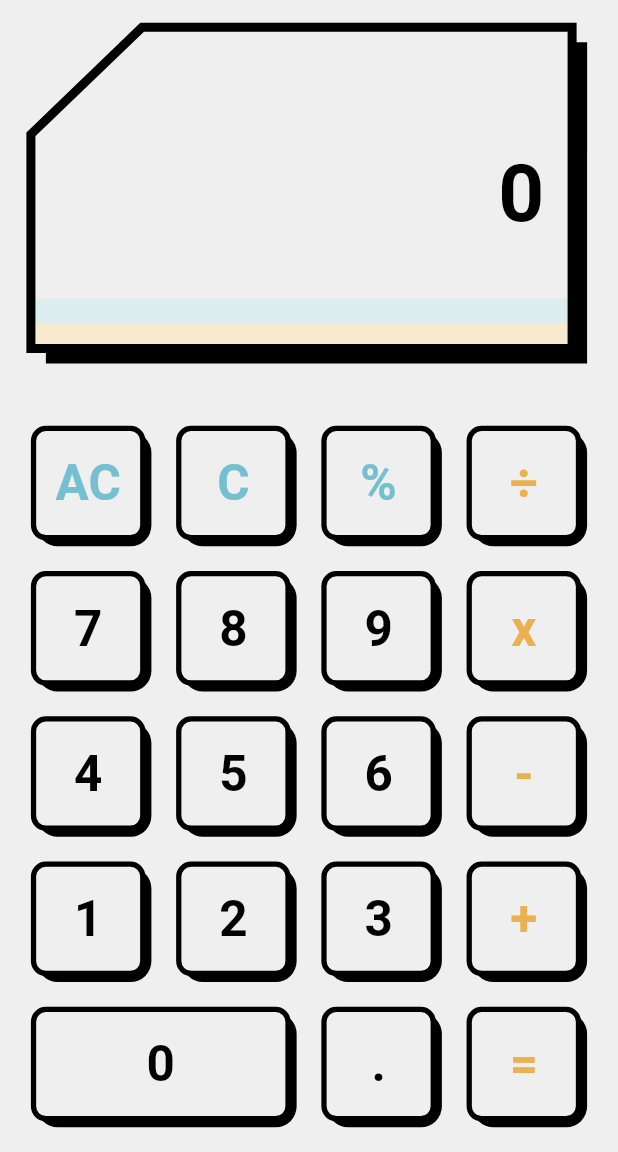
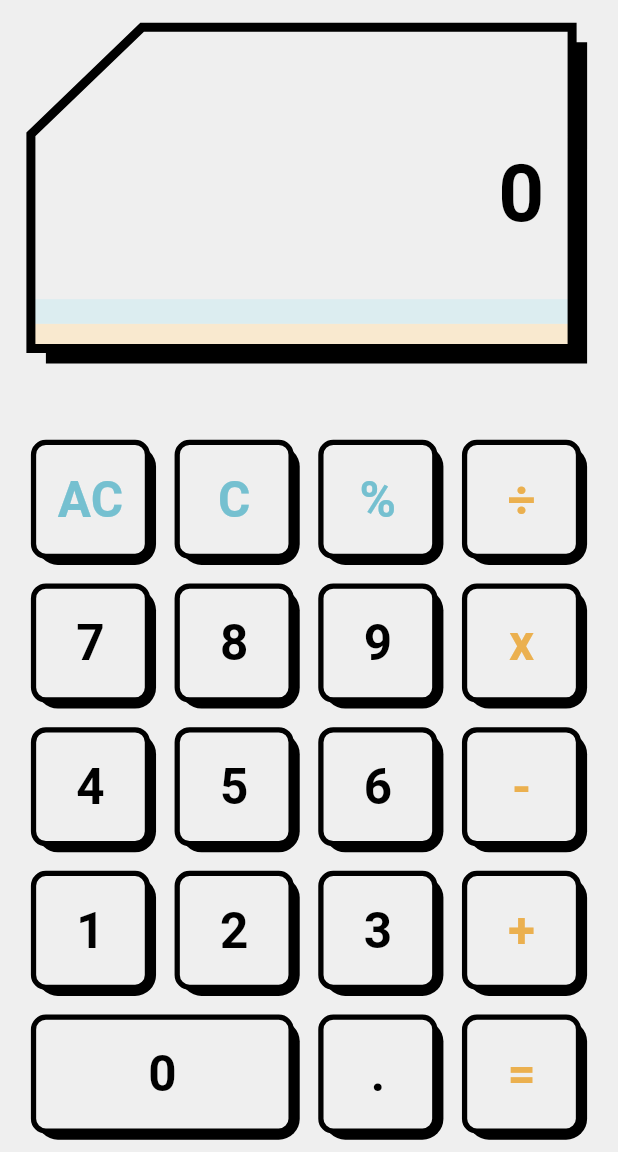
Before and after one commit to recepsenoglu/flutter_calculator, a Flutter app: the screen it shows after launch, on a phone screen of 412 x 824 dp, the part 84-1236 px from its top. Run offline on Flutter 3.47's test engine with Material 3 defaults, Android fonts, the phone set to English and light mode, and no system bars; our stand-ins replace google_fonts, shared_preferences; Roboto replaces fonts that are missing (Michroma).

Commit message:
keypad buttons sizes fixed

```diff
--- a/lib/product/widgets/calculator_button.dart
+++ b/lib/product/widgets/calculator_button.dart
@@ -44,8 +44,6 @@ class _CalculatorButtonState extends State<CalculatorButton> {
       onTapDown: (details) => updateIsPressing(true),
       onTapUp: (details) => updateIsPressing(false),
       onTapCancel: () => updateIsPressing(false),
-      child: AspectRatio(
-        aspectRatio: 1,
       child: Stack(children: [
         Container(
           margin: const EdgeInsets.only(top: 4, left: 4),
@@ -73,7 +71,6 @@ class _CalculatorButtonState extends State<CalculatorButton> {
           ),
         ),
       ]),
-      ),
     );
   }
 }
--- a/lib/product/widgets/calculator_keypad.dart
+++ b/lib/product/widgets/calculator_keypad.dart
@@ -11,25 +11,44 @@ class CalculatorKeypad extends StatelessWidget {
   @override
   Widget build(BuildContext context) {
     AppSizes.init(context);
-    double spacings = AppSizes.getHeight(0.02);
-    if (AppSizes.isBigAspectRatio) spacings = AppSizes.getHeight(0.005);
+    double mainAxisCellCount = 1;
+    double mainAxisSpacing = AppSizes.getHeight(0.015);
+    double crossAxisSpacing = mainAxisSpacing;
 
-    return Padding(
-      padding: AppSizes.getHorizontalPadding(0.05).copyWith(
-          bottom: AppSizes.isBigAspectRatio ? 10 : AppSizes.getHeight(0.02)),
-      child: SizedBox(
+    double maxWidth = AppSizes.getWidth(0.95);
+    double maxHeight = AppSizes.getHeight(0.61);
+    int columns = 4;
+    int rows = 5;
+
+    double gridWidth = maxWidth - (crossAxisSpacing * (columns - 1));
+    double buttonHeight = gridWidth / columns;
+    double keypadHeight = buttonHeight * 5 + (mainAxisSpacing * 4);
+
+    if (keypadHeight > maxHeight) {
+      double mainAxisSpacings = mainAxisSpacing * (columns - 1);
+      double newButtonHeight = (maxHeight - mainAxisSpacings) / rows;
+      mainAxisCellCount = newButtonHeight / buttonHeight;
+    }
+
+    return SizedBox(
+      height: maxHeight,
+      child: Padding(
+        padding: AppSizes.getSymmetricPadding(0.05, 0.01),
+        child: Container(
           width: double.infinity,
+          alignment: Alignment.bottomCenter,
           child: StaggeredGrid.count(
             crossAxisCount: 4,
-          crossAxisSpacing: spacings,
-          mainAxisSpacing: spacings,
+            mainAxisSpacing: mainAxisSpacing,
+            crossAxisSpacing: crossAxisSpacing,
             children: List.generate(19, (index) {
               final String keyLabel = CalculatorKeys.keys.keys.toList()[index];
-            final KeyType keyType = CalculatorKeys.keys.values.toList()[index];
+              final KeyType keyType =
+                  CalculatorKeys.keys.values.toList()[index];
 
               return StaggeredGridTile.count(
                 crossAxisCellCount: index == 16 ? 2 : 1,
-              mainAxisCellCount: 1,
+                mainAxisCellCount: mainAxisCellCount,
                 child: CalculatorButton(
                   label: keyLabel,
                   keyType: keyType,
@@ -38,6 +57,7 @@ class CalculatorKeypad extends StatelessWidget {
             }),
           ),
         ),
+      ),
     );
   }
 }
```
Lines whose indentation alone changed are shown as unchanged.
